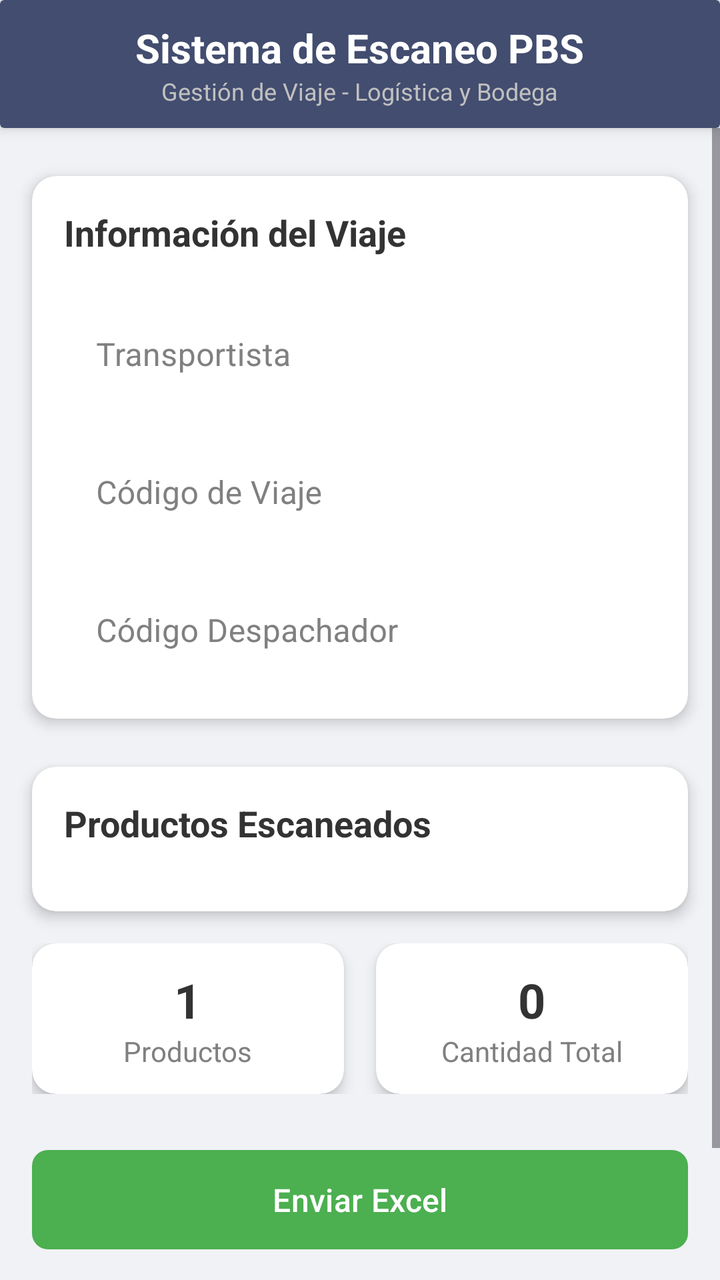
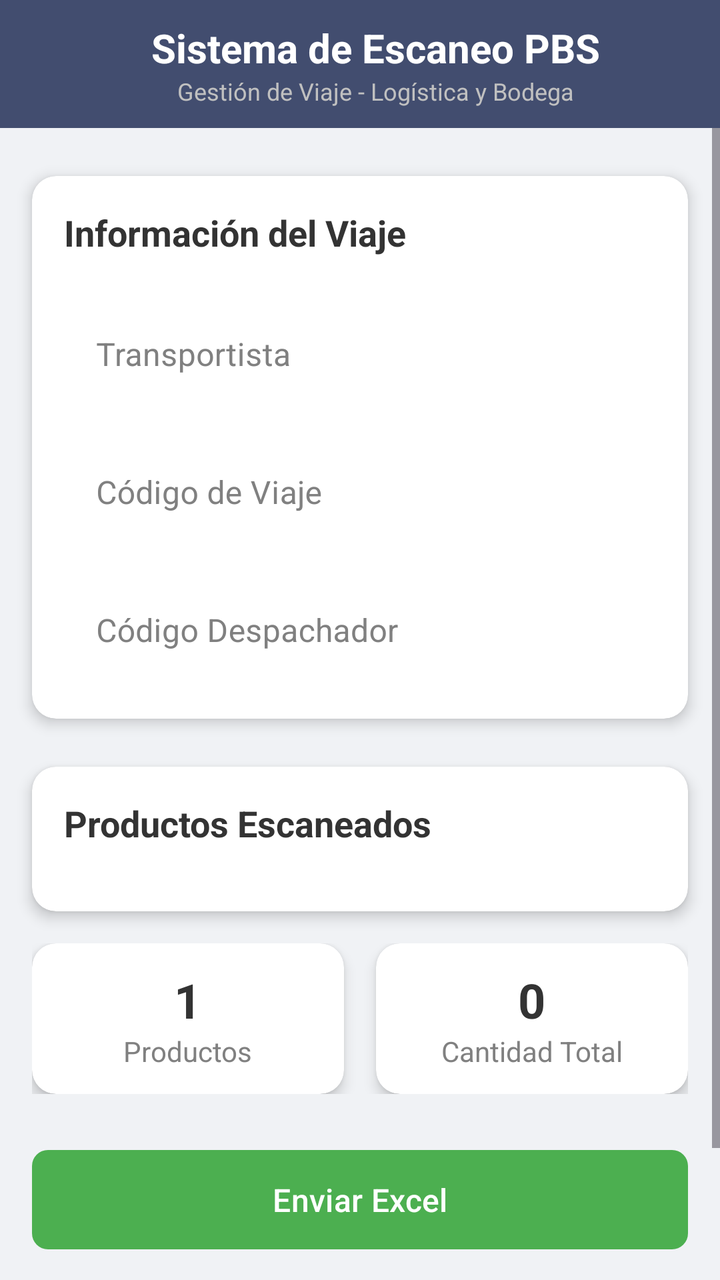

Before-and-after screenshots of an Android layout around one commit, followed by the original layout XML and the change that was made.
<!-- AndroidManifest.xml: application theme Theme.App -->
<!-- res/layout/activity_main.xml -->
<?xml version="1.0" encoding="utf-8"?>
<androidx.constraintlayout.widget.ConstraintLayout
    xmlns:android="http://schemas.android.com/apk/res/android"
    xmlns:app="http://schemas.android.com/apk/res-auto"
    xmlns:tools="http://schemas.android.com/tools"
    android:layout_width="match_parent"
    android:layout_height="match_parent"
    android:background="#F0F2F5"  android:backgroundTint="#F0F2F5"
    tools:context=".MainActivity">

    <androidx.cardview.widget.CardView
        android:id="@+id/header_card"
        android:layout_width="0dp"
        android:layout_height="?attr/actionBarSize"
        android:backgroundTint="#424D6F"
        app:cardElevation="4dp"
        app:layout_constraintEnd_toEndOf="parent"
        app:layout_constraintStart_toStartOf="parent"
        app:layout_constraintTop_toTopOf="parent">

        <LinearLayout
            android:layout_width="match_parent"
            android:layout_height="match_parent"
            android:gravity="center"
            android:orientation="vertical">

            <TextView
                android:layout_width="wrap_content"
                android:layout_height="wrap_content"
                android:text="Sistema de Escaneo PBS"
                android:textColor="@color/white"
                android:textSize="20sp"
                android:textStyle="bold" />

            <TextView
                android:layout_width="wrap_content"
                android:layout_height="wrap_content"
                android:text="Gestión de Viaje - Logística y Bodega"
                android:textColor="#C0C0C0"
                android:textSize="12sp" />
        </LinearLayout>
    </androidx.cardview.widget.CardView>


    <ScrollView
        android:layout_width="0dp"
        android:layout_height="0dp"
        app:layout_constraintTop_toBottomOf="@id/header_card"
        app:layout_constraintBottom_toBottomOf="parent"
        app:layout_constraintStart_toStartOf="parent"
        app:layout_constraintEnd_toEndOf="parent">

        <androidx.constraintlayout.widget.ConstraintLayout
            android:layout_width="match_parent"
            android:layout_height="wrap_content"
            android:paddingBottom="16dp"> <com.google.android.material.card.MaterialCardView
            android:id="@+id/card_info_viaje"
            android:layout_width="0dp"
            android:layout_height="wrap_content"
            android:layout_marginHorizontal="16dp"
            android:layout_marginTop="24dp"
            app:cardBackgroundColor="@android:color/white"
            app:cardCornerRadius="12dp"
            app:cardElevation="4dp"
            app:strokeWidth="0dp"
            app:layout_constraintTop_toTopOf="parent"
            app:layout_constraintStart_toStartOf="parent"
            app:layout_constraintEnd_toEndOf="parent">

            <androidx.constraintlayout.widget.ConstraintLayout
                android:layout_width="match_parent"
                android:layout_height="wrap_content"
                android:padding="16dp">

                <TextView
                    android:id="@+id/tv_info_viaje_title"
                    android:layout_width="wrap_content"
                    android:layout_height="wrap_content"
                    android:text="Información del Viaje"
                    android:textColor="#333333"
                    android:textSize="18sp"
                    android:textStyle="bold"
                    app:drawableTint="#424D6F"
                    android:drawablePadding="8dp"
                    app:layout_constraintStart_toStartOf="parent"
                    app:layout_constraintTop_toTopOf="parent" />

                <com.google.android.material.textfield.TextInputLayout
                    android:id="@+id/til_transportista"
                    style="@style/Widget.MaterialComponents.TextInputLayout.OutlinedBox"
                    android:layout_width="0dp"
                    android:layout_height="wrap_content"
                    android:layout_marginTop="16dp"
                    android:hint="Transportista"
                    android:textColorHint="#808080"
                    app:boxStrokeColor="#424D6F"
                    app:hintTextColor="#424D6F"
                    app:layout_constraintEnd_toEndOf="parent"
                    app:layout_constraintStart_toStartOf="parent"
                    app:layout_constraintTop_toBottomOf="@id/tv_info_viaje_title">

                    <com.google.android.material.textfield.TextInputEditText
                        android:id="@+id/editCodigoTransportista"
                        android:layout_width="match_parent"
                        android:layout_height="wrap_content"
                        android:inputType="textPersonName"
                        android:maxLines="1"
                        android:textColor="#333333"
                        android:background="@android:color/transparent"/>
                </com.google.android.material.textfield.TextInputLayout>

                <com.google.android.material.textfield.TextInputLayout
                    android:id="@+id/til_codigo_viaje"
                    style="@style/Widget.MaterialComponents.TextInputLayout.OutlinedBox"
                    android:layout_width="0dp"
                    android:layout_height="wrap_content"
                    android:layout_marginTop="8dp"
                    android:hint="Código de Viaje"
                    android:textColorHint="#808080"
                    app:boxStrokeColor="#424D6F"
                    app:hintTextColor="#424D6F"
                    app:layout_constraintEnd_toEndOf="parent"
                    app:layout_constraintStart_toStartOf="parent"
                    app:layout_constraintTop_toBottomOf="@id/til_transportista">

                    <com.google.android.material.textfield.TextInputEditText
                        android:id="@+id/editCodigoViaje"
                        android:layout_width="match_parent"
                        android:layout_height="wrap_content"
                        android:inputType="text"
                        android:maxLines="1"
                        android:textColor="#333333"
                        android:background="@android:color/transparent"/>
                </com.google.android.material.textfield.TextInputLayout>

                <com.google.android.material.textfield.TextInputLayout
                    android:id="@+id/til_codigo_despachador"
                    style="@style/Widget.MaterialComponents.TextInputLayout.OutlinedBox"
                    android:layout_width="0dp"
                    android:layout_height="wrap_content"
                    android:layout_marginTop="8dp"
                    android:hint="Código Despachador"
                    android:textColorHint="#808080"
                    app:boxStrokeColor="#424D6F"
                    app:hintTextColor="#424D6F"
                    app:layout_constraintEnd_toEndOf="parent"
                    app:layout_constraintStart_toStartOf="parent"
                    app:layout_constraintTop_toBottomOf="@id/til_codigo_viaje">

                    <com.google.android.material.textfield.TextInputEditText
                        android:id="@+id/editCodigoDespachador"
                        android:layout_width="match_parent"
                        android:layout_height="wrap_content"
                        android:inputType="text"
                        android:maxLines="1"
                        android:textColor="#333333"
                        android:background="@android:color/transparent"/>
                </com.google.android.material.textfield.TextInputLayout>

            </androidx.constraintlayout.widget.ConstraintLayout>
        </com.google.android.material.card.MaterialCardView>

            <com.google.android.material.card.MaterialCardView
                android:id="@+id/card_productos_escaneados"
                android:layout_width="0dp"
                android:layout_height="wrap_content"
                android:layout_marginHorizontal="16dp"
                android:layout_marginTop="24dp"
                app:cardBackgroundColor="@android:color/white"
                app:cardCornerRadius="12dp"
                app:cardElevation="4dp"
                app:strokeWidth="0dp"
                app:layout_constraintTop_toBottomOf="@id/card_info_viaje"
                app:layout_constraintStart_toStartOf="parent"
                app:layout_constraintEnd_toEndOf="parent">

                <androidx.constraintlayout.widget.ConstraintLayout
                    android:layout_width="match_parent"
                    android:layout_height="wrap_content"
                    android:padding="16dp">

                    <TextView
                        android:id="@+id/tv_productos_escaneados_title"
                        android:layout_width="wrap_content"
                        android:layout_height="wrap_content"
                        android:text="Productos Escaneados"
                        android:textColor="#333333"
                        android:textSize="18sp"
                        android:textStyle="bold"
                        app:drawableTint="#424D6F"
                        android:drawablePadding="8dp"
                        app:layout_constraintStart_toStartOf="parent"
                        app:layout_constraintTop_toTopOf="parent" />

                    <LinearLayout
                        android:id="@+id/scanContainer"
                        android:layout_width="0dp"
                        android:layout_height="wrap_content"
                        android:orientation="vertical"
                        android:layout_marginTop="16dp"
                        app:layout_constraintTop_toBottomOf="@id/tv_productos_escaneados_title"
                        app:layout_constraintStart_toStartOf="parent"
                        app:layout_constraintEnd_toEndOf="parent"/>



                </androidx.constraintlayout.widget.ConstraintLayout>
            </com.google.android.material.card.MaterialCardView>

            <LinearLayout
                android:id="@+id/layout_counters"
                android:layout_width="0dp"
                android:layout_height="wrap_content"
                android:orientation="horizontal"
                android:layout_marginHorizontal="16dp"
                android:layout_marginTop="16dp"
                android:weightSum="2"
                app:layout_constraintTop_toBottomOf="@id/card_productos_escaneados"
                app:layout_constraintStart_toStartOf="parent"
                app:layout_constraintEnd_toEndOf="parent">

                <com.google.android.material.card.MaterialCardView
                    android:layout_width="0dp"
                    android:layout_height="wrap_content"
                    android:layout_weight="1"
                    android:layout_marginEnd="8dp"
                    app:cardBackgroundColor="@android:color/white"
                    app:cardCornerRadius="12dp"
                    app:cardElevation="4dp"
                    app:strokeWidth="0dp">

                    <LinearLayout
                        android:layout_width="match_parent"
                        android:layout_height="wrap_content"
                        android:orientation="vertical"
                        android:gravity="center"
                        android:padding="12dp">
                        <TextView
                            android:id="@+id/tv_productos_count"
                            android:layout_width="wrap_content"
                            android:layout_height="wrap_content"
                            android:text="1"
                            android:textColor="#333333"
                            android:textSize="24sp"
                            android:textStyle="bold"/>
                        <TextView
                            android:layout_width="wrap_content"
                            android:layout_height="wrap_content"
                            android:text="Productos"
                            android:textColor="#808080"
                            android:textSize="14sp"/>
                    </LinearLayout>
                </com.google.android.material.card.MaterialCardView>

                <com.google.android.material.card.MaterialCardView
                    android:layout_width="0dp"
                    android:layout_height="wrap_content"
                    android:layout_weight="1"
                    android:layout_marginStart="8dp"
                    app:cardBackgroundColor="@android:color/white"
                    app:cardCornerRadius="12dp"
                    app:cardElevation="4dp"
                    app:strokeWidth="0dp">

                    <LinearLayout
                        android:layout_width="match_parent"
                        android:layout_height="wrap_content"
                        android:orientation="vertical"
                        android:gravity="center"
                        android:padding="12dp">
                        <TextView
                            android:id="@+id/tv_cantidad_total"
                            android:layout_width="wrap_content"
                            android:layout_height="wrap_content"
                            android:text="0"
                            android:textColor="#333333"
                            android:textSize="24sp"
                            android:textStyle="bold"/>
                        <TextView
                            android:layout_width="wrap_content"
                            android:layout_height="wrap_content"
                            android:text="Cantidad Total"
                            android:textColor="#808080"
                            android:textSize="14sp"/>
                    </LinearLayout>
                </com.google.android.material.card.MaterialCardView>
            </LinearLayout>

            <com.google.android.material.button.MaterialButton
                android:id="@+id/btnExportar"
                android:layout_width="0dp"
                android:layout_height="wrap_content"
                android:layout_marginHorizontal="16dp"
                android:layout_marginTop="24dp"
                android:padding="14dp"
                android:text="Enviar Excel"
                android:textColor="@color/white"
                android:textSize="16sp"
                app:cornerRadius="8dp"
                app:backgroundTint="#4CAF50"
                app:iconTint="@color/white"
                app:layout_constraintEnd_toEndOf="parent"
                app:layout_constraintStart_toStartOf="parent"
                app:layout_constraintTop_toBottomOf="@id/layout_counters" />

            <com.google.android.material.button.MaterialButton
                android:id="@+id/btnClearFields"
                android:layout_width="0dp"
                android:layout_height="wrap_content"
                android:layout_marginHorizontal="16dp"
                android:layout_marginTop="12dp"
                android:padding="14dp"
                android:text="Limpiar Campos"
                android:textColor="#333333"
                android:textSize="16sp"
                app:cornerRadius="8dp"
                app:backgroundTint="#FF5722"
                app:iconTint="#333333"
                app:layout_constraintEnd_toEndOf="parent"
                app:layout_constraintStart_toStartOf="parent"
                app:layout_constraintTop_toBottomOf="@id/btnExportar" />


        </androidx.constraintlayout.widget.ConstraintLayout>
    </ScrollView>
</androidx.constraintlayout.widget.ConstraintLayout>
<!-- resources referenced by this layout -->
<resources>
  <color name="white">#FFFFFFFF</color>
  <style name="Theme.App" parent="Base.Theme.App" />
  <style name="Base.Theme.App" parent="Theme.Material3.DayNight.NoActionBar">
          
          
      </style>
</resources>

<!-- the commit's change to res/layout/activity_main.xml (unified diff, before → after) -->
@@ -8,12 +8,13 @@
     android:background="#F0F2F5"  android:backgroundTint="#F0F2F5"
     tools:context=".MainActivity">
 
-    <androidx.cardview.widget.CardView
-        android:id="@+id/header_card"
+    <androidx.appcompat.widget.Toolbar
+        android:id="@+id/toolbar"
         android:layout_width="0dp"
         android:layout_height="?attr/actionBarSize"
-        android:backgroundTint="#424D6F"
-        app:cardElevation="4dp"
+        android:background="#424D6F"
+        android:elevation="4dp"
+        android:theme="@style/ThemeOverlay.AppCompat.Dark.ActionBar"
         app:layout_constraintEnd_toEndOf="parent"
         app:layout_constraintStart_toStartOf="parent"
         app:layout_constraintTop_toTopOf="parent">
@@ -39,13 +40,12 @@
                 android:textColor="#C0C0C0"
                 android:textSize="12sp" />
         </LinearLayout>
-    </androidx.cardview.widget.CardView>
-
+    </androidx.appcompat.widget.Toolbar>
 
     <ScrollView
         android:layout_width="0dp"
         android:layout_height="0dp"
-        app:layout_constraintTop_toBottomOf="@id/header_card"
+        app:layout_constraintTop_toBottomOf="@id/toolbar"
         app:layout_constraintBottom_toBottomOf="parent"
         app:layout_constraintStart_toStartOf="parent"
         app:layout_constraintEnd_toEndOf="parent">
